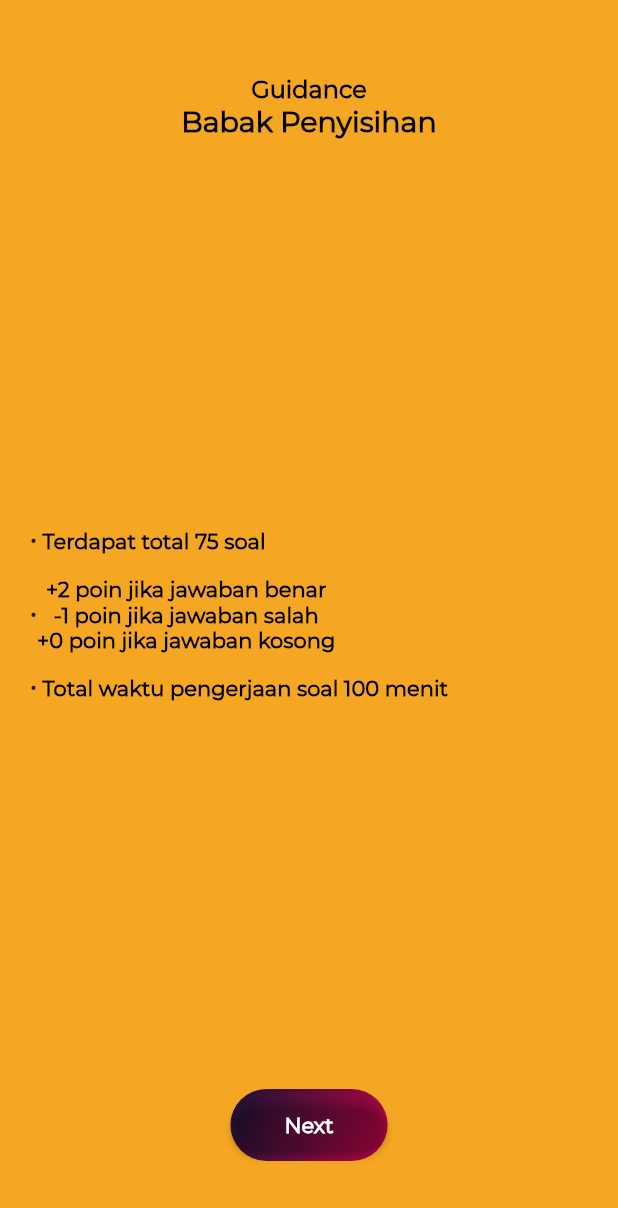
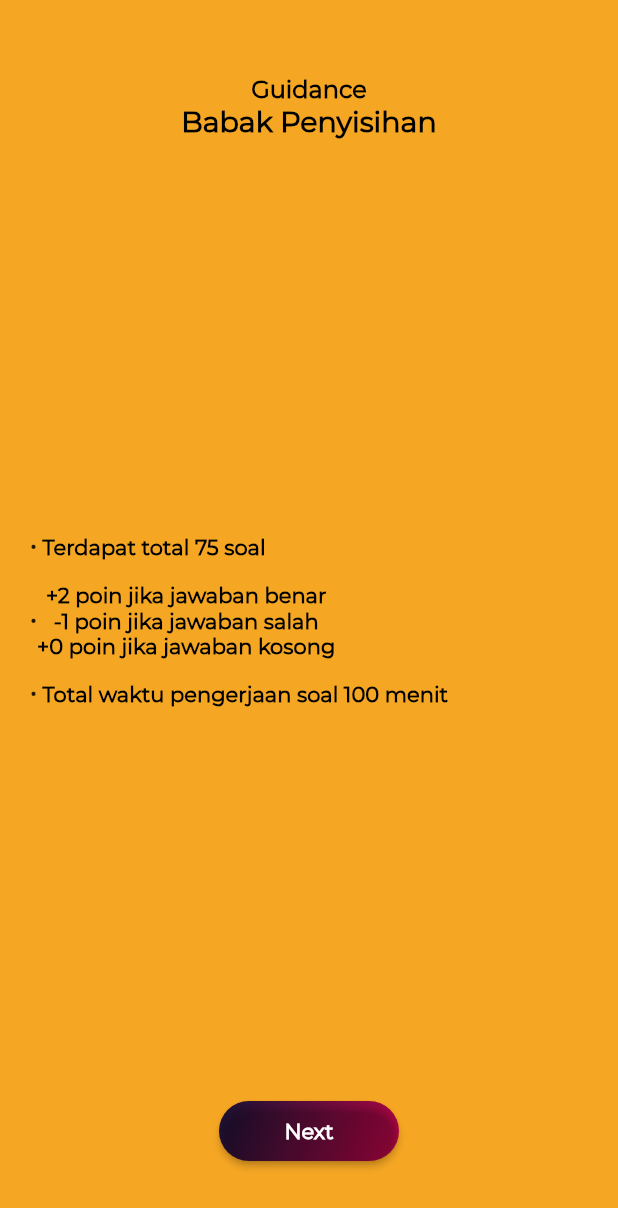
Before and after one commit to fauzanafism/metrik2019_flutter, a Flutter app: the GuidancePage screen opened directly, on a phone screen of 412 x 824 dp. Shown: the top 1208 px of the screen. Run offline on Flutter 3.47's test engine with Material 2 defaults, Android fonts, the phone set to English and light mode, and no system bars; our stand-ins replace flutter_bloc.

Commit message:
adjusted button style

```diff
--- a/lib/widgets/style.dart
+++ b/lib/widgets/style.dart
@@ -18,6 +18,8 @@ class GradientButton extends StatelessWidget {
   @override
   Widget build(BuildContext context) {
     return Container(
+      width: 120,
+      height: 40,
       decoration: BoxDecoration(
           gradient: LinearGradient(
             colors: [Color(0xFF181335), Color(0xFFBD0446)],
@@ -28,12 +30,9 @@ class GradientButton extends StatelessWidget {
       child: ElevatedButton(
           style: blackButton,
           onPressed: onPressed,
-          child: Padding(
-            padding: const EdgeInsets.symmetric(horizontal: 20),
-            child: Text(
-              text,
-              style: whiteTextMont,
-            ),
+          child: Text(
+            text,
+            style: whiteTextMont,
           )),
     );
   }
```
